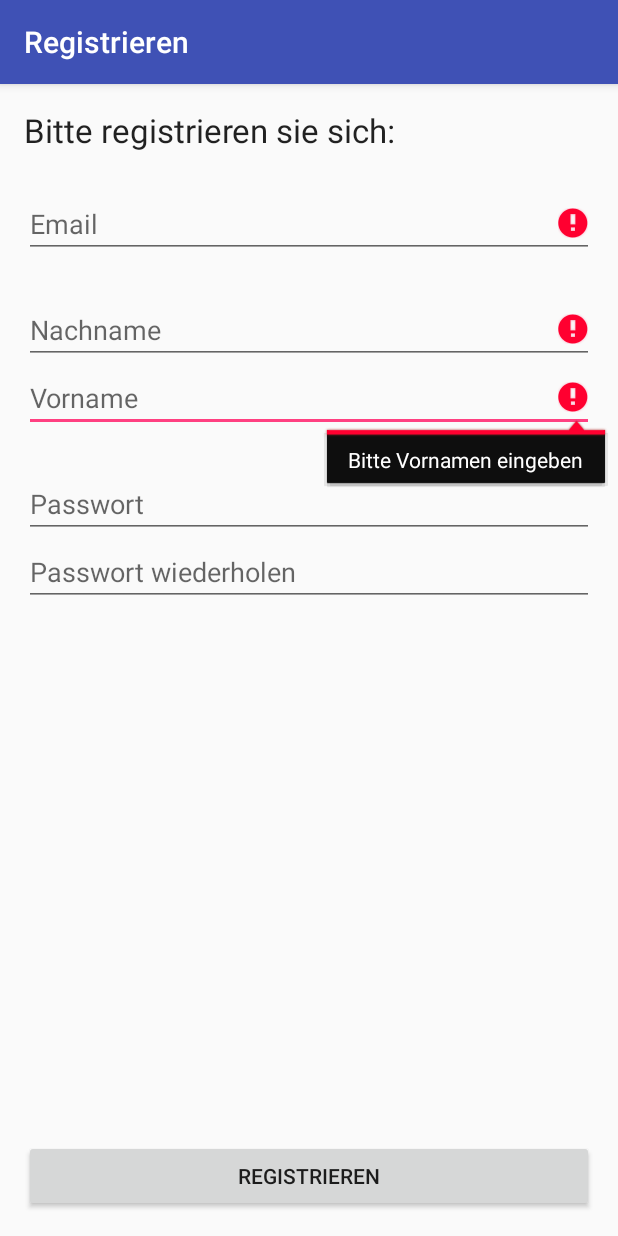
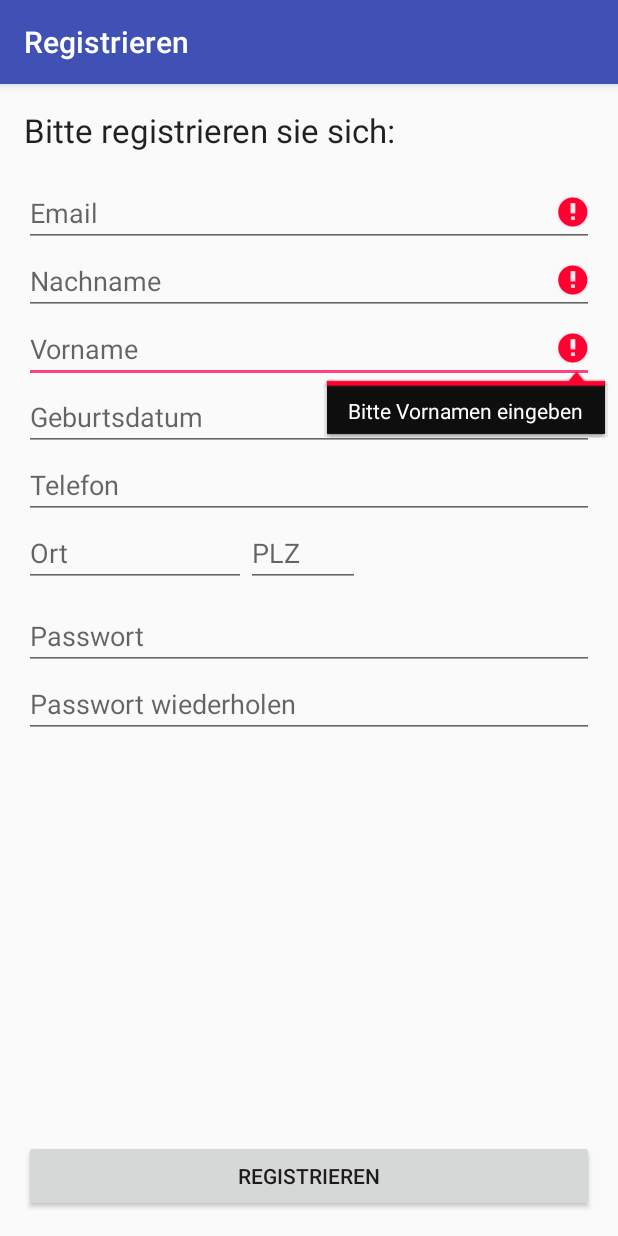
Before and after one commit to Benzolitz/FHDW.Hotel.Android, an Android app: the Register screen opened directly, with no data from a screen before it, after a tap on "REGISTRIEREN", on a phone screen of 412 x 824 dp. Run offline under Robolectric (Android 15) with nearby library versions, the phone set to English and light mode, and no system bars; network calls fail.

Commit message:
registrierung gui

```diff
--- a/app/src/main/java/fhdw/hotel/Activity/Register.java
+++ b/app/src/main/java/fhdw/hotel/Activity/Register.java
@@ -1,12 +1,10 @@
 package fhdw.hotel.Activity;
 
+import android.content.Intent;
 import android.support.v7.app.AppCompatActivity;
 import android.os.Bundle;
 import android.view.View;
 import android.widget.EditText;
-import android.widget.Toast;
-
-import java.io.OutputStreamWriter;
 
 import fhdw.hotel.DomainModel.Guest;
 import fhdw.hotel.R;
@@ -19,7 +17,7 @@ public class Register extends AppCompatActivity {
     EditText firstname;
     EditText pw;
     EditText rpt_pw;
-    Guest besucher;
+    Guest guest;
 
     @Override
 
@@ -37,31 +35,39 @@ public class Register extends AppCompatActivity {
 
     public void RegisterNewUser(View v) {
 
+        guest = new Guest();
+
         if(email.getText().toString().isEmpty()) {
             email.requestFocus();
             email.setError("Bitte Email eingeben");
+        }
+        else {
+            guest.Emailaddress = email.getText().toString();
         }
 
         if(lastname.getText().toString().isEmpty()) {
             lastname.requestFocus();
             lastname.setError("Bitte Nachnamen eingeben");
         }
+        else {
+            guest.Lastname = lastname.getText().toString();
+        }
 
         if(firstname.getText().toString().isEmpty()) {
             firstname.requestFocus();
             firstname.setError("Bitte Vornamen eingeben");
+        }
+        else {
+            guest.Firstname = firstname.getText().toString();
         }
 
         if(!checkPassWordAndConfirmPassword(pw.getText().toString(),rpt_pw.getText().toString())) {
             rpt_pw.requestFocus();
             rpt_pw.setError("Die Passwörter stimmen nicht überein");
         }
-
-
-        besucher = new Guest();
-        besucher.setEmailaddress(email.toString());
-        besucher.setLastname(lastname.toString());
-        besucher.setFirstname(firstname.toString());
+        else {
+            guest.Password = pw.getText().toString();
+        }
 
 
     }
--- a/app/src/main/java/fhdw/hotel/Activity/SearchFormular.java
+++ b/app/src/main/java/fhdw/hotel/Activity/SearchFormular.java
@@ -15,9 +15,11 @@ import android.widget.Spinner;
 
 import com.google.gson.Gson;
 
+import java.text.ParseException;
 import java.text.SimpleDateFormat;
 import java.util.ArrayList;
 import java.util.Calendar;
+import java.util.Date;
 import java.util.Locale;
 
 import fhdw.hotel.BLL.Async.Guest.InsertGuest;
@@ -101,7 +103,9 @@ public class SearchFormular extends AppCompatActivity implements IAsyncHotelList
      */
     public void getDepartureDate(View view) {
         showDatePicker((EditText) findViewById(R.id.txtDepartureDate));
-        // TODO: Check if DepartureDate is before ArrivalDate!
+        // TODO: Check if DepartureDate is before ArrivalDate!#
+
+
     }
     // endregion
 
--- a/app/src/main/res/layout/activity_register.xml
+++ b/app/src/main/res/layout/activity_register.xml
@@ -1,79 +1,130 @@
 <?xml version="1.0" encoding="utf-8"?>
 <RelativeLayout xmlns:android="http://schemas.android.com/apk/res/android"
-    xmlns:tools="http://schemas.android.com/tools" android:layout_width="match_parent"
-    android:layout_height="match_parent" android:paddingLeft="@dimen/activity_horizontal_margin"
+    xmlns:tools="http://schemas.android.com/tools"
+    android:layout_width="match_parent"
+    android:layout_height="match_parent"
+    android:paddingBottom="@dimen/activity_vertical_margin"
+    android:paddingLeft="@dimen/activity_horizontal_margin"
     android:paddingRight="@dimen/activity_horizontal_margin"
     android:paddingTop="@dimen/activity_vertical_margin"
-    android:paddingBottom="@dimen/activity_vertical_margin"
     tools:context="fhdw.hotel.Activity.Register">
 
     <TextView
+        android:id="@+id/RegisterTitle"
         android:layout_width="match_parent"
         android:layout_height="wrap_content"
-        android:textAppearance="?android:attr/textAppearanceLarge"
+        android:layout_alignParentStart="true"
+        android:layout_alignParentTop="true"
+        android:layout_marginBottom="18dp"
         android:text="Bitte registrieren sie sich:"
-        android:id="@+id/RegisterTitle"
-        android:layout_alignParentTop="true"
-        android:layout_alignParentStart="true"
-        android:layout_marginBottom="25dp" />
+        android:textAppearance="?android:attr/textAppearanceLarge" />
 
-    <AutoCompleteTextView android:id="@+id/email" android:layout_width="match_parent"
-        android:layout_height="wrap_content" android:hint="@string/prompt_email"
-        android:inputType="textEmailAddress" android:maxLines="1"
-        android:singleLine="true"
+    <AutoCompleteTextView
+        android:id="@+id/email"
+        android:layout_width="match_parent"
+        android:layout_height="wrap_content"
+        android:layout_alignParentEnd="true"
         android:layout_below="@+id/RegisterTitle"
-        android:layout_alignParentEnd="true"
-        android:layout_marginBottom="25dp" />
+        android:hint="@string/prompt_email"
+        android:inputType="textEmailAddress"
+        android:maxLines="1"
+        android:singleLine="true" />
 
     <EditText
+        android:id="@+id/lastname"
         android:layout_width="match_parent"
         android:layout_height="wrap_content"
-        android:inputType="textPersonName"
+        android:layout_alignEnd="@+id/email"
+        android:layout_alignParentStart="true"
+        android:layout_below="@+id/email"
         android:hint="@string/prompt_lastname"
-        android:ems="10"
-        android:id="@+id/lastname"
-        android:layout_below="@+id/email"
-        android:layout_alignParentStart="true"
-        android:layout_alignEnd="@+id/email" />
+        android:inputType="textPersonName" />
 
     <EditText
+        android:id="@+id/firstname"
         android:layout_width="match_parent"
         android:layout_height="wrap_content"
-        android:inputType="textPersonName"
+        android:layout_alignParentStart="true"
+        android:layout_below="@+id/lastname"
         android:hint="@string/prompt_firstname"
-        android:id="@+id/firstname"
-        android:layout_below="@+id/lastname"
-        android:layout_alignParentStart="true"
-        android:layout_marginBottom="25dp" />
+        android:inputType="textPersonName" />
 
     <EditText
+        android:id="@+id/birthday"
         android:layout_width="match_parent"
         android:layout_height="wrap_content"
-        android:inputType="textPassword"
-        android:id="@+id/enter_password"
+        android:layout_alignParentStart="true"
         android:layout_below="@+id/firstname"
-        android:layout_alignParentStart="true"
-        android:layout_alignParentEnd="true"
-        android:hint="@string/prompt_password"/>
+        android:hint="@string/prompt_birthdate"
+        android:inputType="date" />
 
     <EditText
+        android:id="@+id/phone"
         android:layout_width="match_parent"
         android:layout_height="wrap_content"
-        android:inputType="textPassword"
+        android:layout_alignParentStart="true"
+        android:layout_below="@+id/birthday"
+        android:hint="@string/prompt_phone"
+        android:inputType="phone" />
+
+
+    <LinearLayout
+        android:id="@+id/ll_town_plz"
+        android:layout_width="wrap_content"
+        android:layout_height="wrap_content"
+        android:layout_below="@+id/phone"
+        android:orientation="horizontal"
+        android:layout_marginBottom="10dp">
+
+        <EditText
+            android:id="@+id/city"
+            android:layout_width="148dp"
+            android:layout_height="wrap_content"
+            android:hint="@string/prompt_city"
+            android:inputType="text"
+            android:layout_below="@+id/phone"
+            android:layout_centerHorizontal="true" />
+
+        <EditText
+            android:id="@+id/plz"
+            android:layout_width="76dp"
+            android:layout_height="wrap_content"
+            android:hint="@string/prompt_plz"
+            android:inputType="text"
+            android:layout_alignTop="@+id/ll_town_plz"
+            android:layout_centerHorizontal="true" />
+    </LinearLayout>
+
+    <EditText
+        android:id="@+id/enter_password"
+        android:layout_width="match_parent"
+        android:layout_height="wrap_content"
+        android:layout_alignParentEnd="true"
+        android:layout_alignParentStart="true"
+        android:layout_below="@+id/ll_town_plz"
+        android:hint="@string/prompt_password"
+        android:inputType="textPassword" />
+
+
+    <EditText
+        android:id="@+id/repeat_password"
+        android:layout_width="match_parent"
+        android:layout_height="wrap_content"
+        android:layout_alignParentEnd="true"
+        android:layout_alignParentStart="true"
+        android:layout_below="@+id/enter_password"
         android:ems="10"
-        android:id="@+id/repeat_password"
-        android:layout_below="@+id/enter_password"
-        android:layout_alignParentStart="true"
-        android:layout_alignParentEnd="true"
-        android:hint="@string/prompt_password_repeat"/>
+        android:hint="@string/prompt_password_repeat"
+        android:inputType="textPassword" />
 
     <Button
+        android:id="@+id/Register_btn"
         android:layout_width="match_parent"
         android:layout_height="wrap_content"
-        android:text="@string/action_register"
-        android:id="@+id/Register_btn"
+        android:layout_alignParentBottom="true"
+        android:layout_alignParentStart="true"
         android:onClick="RegisterNewUser"
-        android:layout_alignParentBottom="true"
-        android:layout_alignParentStart="true" />
+        android:text="@string/action_register" />
+
 
 </RelativeLayout>
--- a/app/src/main/res/values/strings.xml
+++ b/app/src/main/res/values/strings.xml
@@ -27,6 +27,7 @@
     <string name="prompt_street">Straße, Haus Nr.</string>
     <string name="prompt_plz">PLZ</string>
     <string name="prompt_city">Ort</string>
+    <string name="prompt_phone">Telefon</string>
 
     <string name="btn_goto_register_descision">Weiter zur Buchung</string>
     <string name="btn_goto_booking">Weiter ohne Registrierung</string>
```
